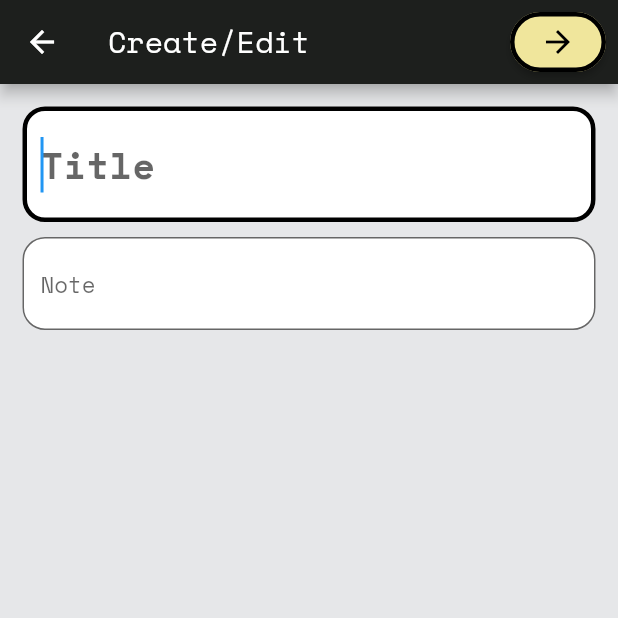
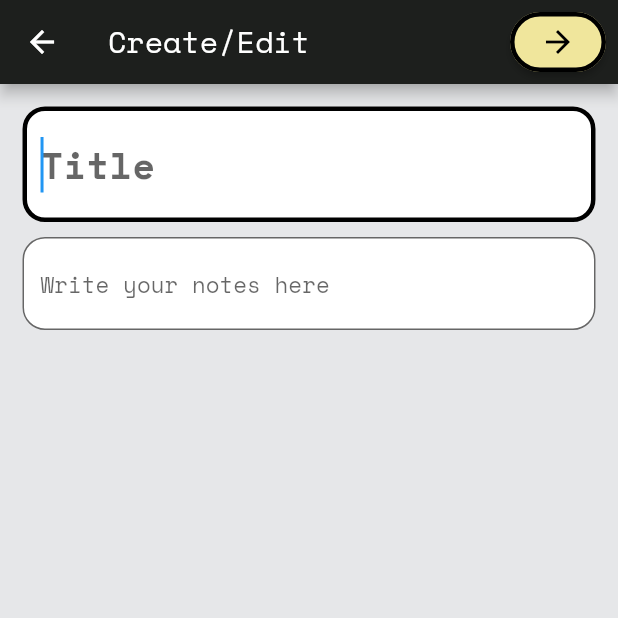
Before and after one commit to srijanishere/Notes_App, a Flutter app: the AddNewNote screen opened directly, on a phone screen of 412 x 824 dp, the top half of it. Run offline on Flutter 3.47's test engine with Material 2 defaults, Android fonts, the phone set to English and light mode, and no system bars; our stand-ins replace loading_animation_widget; network calls fail.

Commit message:
Minor UI change

```diff
--- a/Frontend/notes_app/lib/pages/add_new_note.dart
+++ b/Frontend/notes_app/lib/pages/add_new_note.dart
@@ -170,7 +170,7 @@ class _AddNewNoteState extends State<AddNewNote> {
                   decoration: InputDecoration(
                     filled: true,
                     fillColor: Colors.white,
-                    hintText: "Note",
+                    hintText: "Write your notes here",
                     // filled: true,
                     // fillColor: Color(0xffc0d59e),
                     border: OutlineInputBorder(
```
